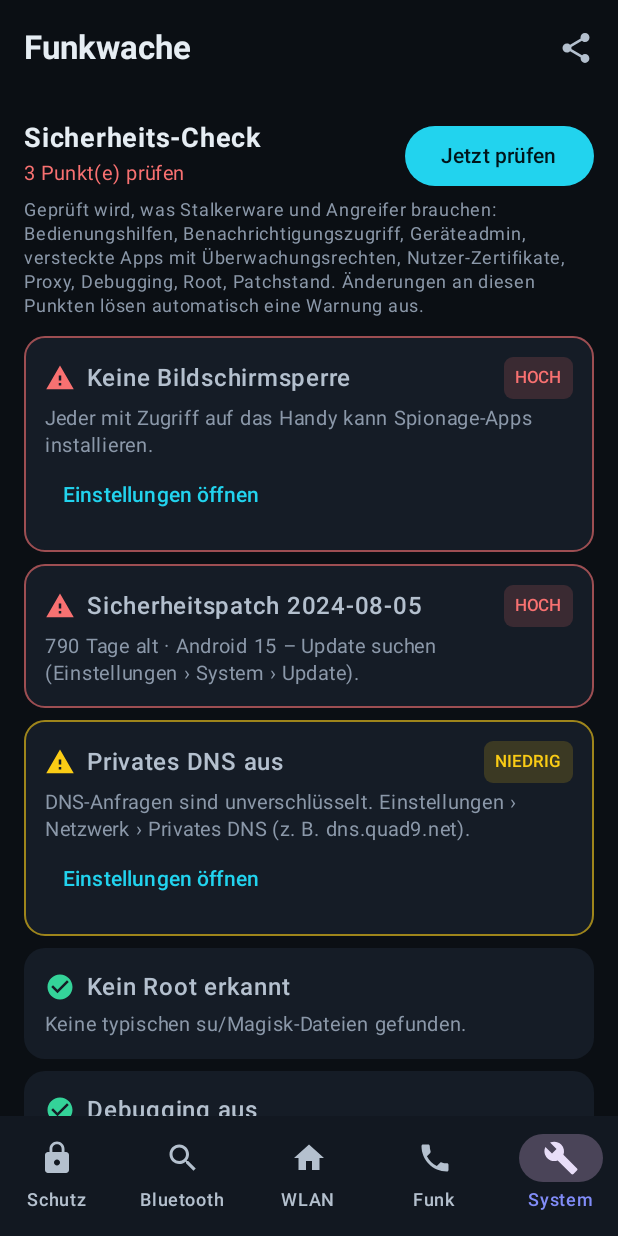
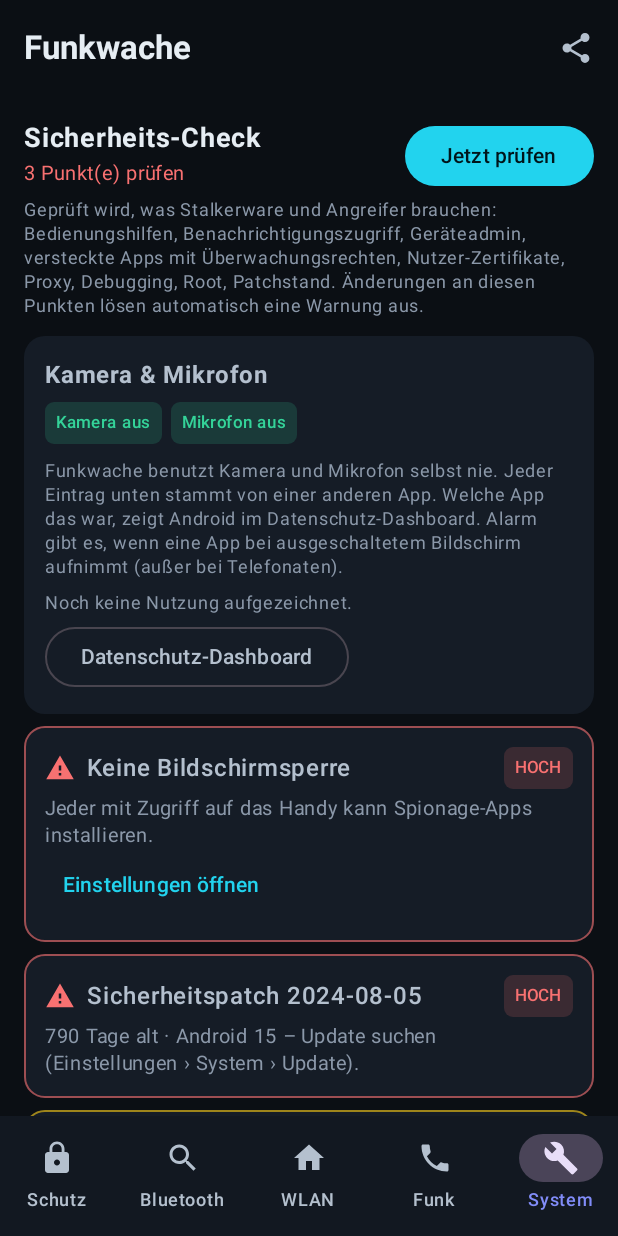
Before and after one commit to Micha8326/liqstorm-web, an Android app built with Jetpack Compose: the screen it shows after launch (MainActivity), item 5 of the bottom bar chosen, on a phone screen of 412 x 824 dp. Run offline under Robolectric (Android 15) with nearby library versions, the phone set to English and light mode, and no system bars; pictures from the network do not load; 7 statements that could not run were skipped.

Commit message:
Funkwache: camera and microphone monitor
Logs every time another app switches on a camera or the microphone
(CameraManager availability + AudioManager recording callbacks), flags use
while the screen is off (outside calls) as a high alert, lists apps allowed
to use camera/microphone in the system check, and adds the log to the report.

Co-Authored-By: Claude Opus 5.5 <noreply@anthropic.com>
Claude-Session: https://claude.ai/code/session_01LtHHpYuqsGrNCczbTrrv9C

```diff
--- a/funkwache-android/app/src/main/java/de/liqstorm/funkwache/audit/SystemAudit.kt
+++ b/funkwache-android/app/src/main/java/de/liqstorm/funkwache/audit/SystemAudit.kt
@@ -218,6 +218,8 @@ object SystemAudit {
                 pm.getInstalledPackages(PackageManager.PackageInfoFlags.of(PackageManager.GET_PERMISSIONS.toLong()))
             else @Suppress("DEPRECATION") pm.getInstalledPackages(PackageManager.GET_PERMISSIONS)
             val suspicious = ArrayList<String>()
+            val camApps = ArrayList<String>()
+            val micApps = ArrayList<String>()
             val sideloaded = ArrayList<String>()
             for (p in pkgs) {
                 val ai = p.applicationInfo ?: continue
@@ -234,6 +236,8 @@ object SystemAudit {
                 val req = p.requestedPermissions ?: continue
                 val flags = p.requestedPermissionsFlags ?: continue
                 val granted = req.indices.filter { flags[it] and PackageInfo.REQUESTED_PERMISSION_GRANTED != 0 }.map { req[it] }.toSet()
+                if (Manifest.permission.CAMERA in granted) camApps += label(p.packageName)
+                if (Manifest.permission.RECORD_AUDIO in granted) micApps += label(p.packageName)
                 val spy = spyPerms.count { it in granted }
                 val hidden = pm.getLaunchIntentForPackage(p.packageName) == null
                 if (!fromStore && ((hidden && spy >= 3) || spy >= 5)) {
@@ -246,6 +250,12 @@ object SystemAudit {
                 else AuditItem("Auffällige Apps (${suspicious.size})", suspicious.joinToString("\n") +
                     "\nMerkmale typischer Stalkerware. Prüfen und ggf. deinstallieren.", Severity.HIGH, false, Settings.ACTION_APPLICATION_SETTINGS)
             )
+            add(AuditItem("Kamera erlaubt: ${camApps.size} Apps", camApps.sorted().joinToString(", ").ifEmpty { "keine (außer System)" } +
+                "\nJede dieser Apps darf fotografieren/filmen, solange sie geöffnet ist. Unnötige Rechte entziehen.",
+                Severity.INFO, true, Settings.ACTION_PRIVACY_SETTINGS))
+            add(AuditItem("Mikrofon erlaubt: ${micApps.size} Apps", micApps.sorted().joinToString(", ").ifEmpty { "keine (außer System)" } +
+                "\nJede dieser Apps darf aufnehmen, solange sie geöffnet ist. Unnötige Rechte entziehen.",
+                Severity.INFO, true, Settings.ACTION_PRIVACY_SETTINGS))
             if (sideloaded.isNotEmpty()) add(
                 AuditItem("Apps außerhalb eines Stores: ${sideloaded.size}", sideloaded.sorted().joinToString(", "), Severity.INFO, true, Settings.ACTION_APPLICATION_SETTINGS)
             )
--- a/funkwache-android/app/src/main/java/de/liqstorm/funkwache/core/ScanEngine.kt
+++ b/funkwache-android/app/src/main/java/de/liqstorm/funkwache/core/ScanEngine.kt
@@ -7,6 +7,7 @@ import de.liqstorm.funkwache.model.Source
 import de.liqstorm.funkwache.scan.BleScanner
 import de.liqstorm.funkwache.scan.CellScanner
 import de.liqstorm.funkwache.scan.Positioning
+import de.liqstorm.funkwache.scan.PrivacyMonitor
 import de.liqstorm.funkwache.scan.WifiScanner
 import kotlinx.coroutines.CoroutineScope
 import kotlinx.coroutines.Dispatchers
@@ -75,6 +76,7 @@ object ScanEngine {
         Positioning.stop(app)
         Positioning.start(app, gps())
         WifiScanner.register(app)
+        PrivacyMonitor.start(app)
 
         // BLE: (re)start regularly – Android silently degrades long-running scans after ~30 min.
         launch {
--- /dev/null
+++ b/funkwache-android/app/src/main/java/de/liqstorm/funkwache/ui/PrivacyPanel.kt
@@ -0,0 +1,72 @@
+package de.liqstorm.funkwache.ui
+
+import android.provider.Settings
+import androidx.compose.foundation.layout.Row
+import androidx.compose.foundation.layout.Spacer
+import androidx.compose.foundation.layout.padding
+import androidx.compose.foundation.layout.width
+import androidx.compose.material3.OutlinedButton
+import androidx.compose.material3.Text
+import androidx.compose.material3.TextButton
+import androidx.compose.runtime.Composable
+import androidx.compose.runtime.collectAsState
+import androidx.compose.runtime.getValue
+import androidx.compose.ui.Alignment
+import androidx.compose.ui.Modifier
+import androidx.compose.ui.text.font.FontWeight
+import androidx.compose.ui.unit.dp
+import androidx.compose.ui.unit.sp
+import de.liqstorm.funkwache.core.ago
+import de.liqstorm.funkwache.model.Severity
+import de.liqstorm.funkwache.scan.PrivacyMonitor
+import java.text.SimpleDateFormat
+import java.util.Date
+import java.util.Locale
+
+/** Live camera/microphone usage and the log of past usage by other apps. */
+@Composable
+fun PrivacyPanel(act: MainActivity) {
+    val log by PrivacyMonitor.log.collectAsState()
+    val cam by PrivacyMonitor.cameraInUse.collectAsState()
+    val mic by PrivacyMonitor.micInUse.collectAsState()
+    val df = SimpleDateFormat("dd.MM. HH:mm:ss", Locale.GERMANY)
+    val dark = log.count { it.screenOff && !it.inCall }
+
+    Panel(border = if (dark > 0) sevColor(Severity.HIGH) else null) {
+        Text("Kamera & Mikrofon", fontWeight = FontWeight.Bold, fontSize = 16.sp)
+        Row(Modifier.padding(vertical = 6.dp), verticalAlignment = Alignment.CenterVertically) {
+            Chip(if (cam) "KAMERA AKTIV" else "Kamera aus", if (cam) sevColor(Severity.MEDIUM) else Ok)
+            Spacer(Modifier.width(6.dp))
+            Chip(if (mic) "MIKROFON AKTIV" else "Mikrofon aus", if (mic) sevColor(Severity.MEDIUM) else Ok)
+        }
+        Hint(
+            "Funkwache benutzt Kamera und Mikrofon selbst nie. Jeder Eintrag unten stammt von einer anderen App. " +
+                "Welche App das war, zeigt Android im Datenschutz-Dashboard. Alarm gibt es, wenn eine App bei " +
+                "ausgeschaltetem Bildschirm aufnimmt (außer bei Telefonaten)."
+        )
+        if (dark > 0) Text(
+            "$dark Nutzung(en) bei ausgeschaltetem Bildschirm!", color = sevColor(Severity.HIGH),
+            fontWeight = FontWeight.Bold, fontSize = 13.sp
+        )
+        if (log.isEmpty()) Hint("Noch keine Nutzung aufgezeichnet.")
+        log.take(25).forEach { u ->
+            val dur = u.end?.let { e -> "${(e - u.start) / 1000} s" } ?: "läuft gerade"
+            val color = when {
+                u.screenOff && !u.inCall -> sevColor(Severity.HIGH)
+                u.active -> sevColor(Severity.MEDIUM)
+                else -> Muted
+            }
+            Text(
+                "${df.format(Date(u.start))}  ${if (u.kind == "Kamera") "📷" else "🎙️"} ${u.detail} · $dur" +
+                    (if (u.screenOff) " · Bildschirm aus" else "") + (if (u.inCall) " · Telefonat" else ""),
+                fontSize = 12.sp, color = color, modifier = Modifier.padding(vertical = 1.dp)
+            )
+        }
+        if (log.size > 25) Hint("… und ${log.size - 25} ältere (älteste ${ago(log.last().start)})")
+        Row {
+            OutlinedButton(onClick = { act.openSettings(Settings.ACTION_PRIVACY_SETTINGS) }) { Text("Datenschutz-Dashboard") }
+            Spacer(Modifier.width(6.dp))
+            if (log.isNotEmpty()) TextButton(onClick = { PrivacyMonitor.clear() }) { Text("Leeren") }
+        }
+    }
+}
--- a/funkwache-android/app/src/main/java/de/liqstorm/funkwache/ui/SystemScreen.kt
+++ b/funkwache-android/app/src/main/java/de/liqstorm/funkwache/ui/SystemScreen.kt
@@ -73,6 +73,7 @@ fun SystemScreen(act: MainActivity) {
                 "Geräteadmin, versteckte Apps mit Überwachungsrechten, Nutzer-Zertifikate, Proxy, Debugging, Root, " +
                 "Patchstand. Änderungen an diesen Punkten lösen automatisch eine Warnung aus.")
         }
+        item { PrivacyPanel(act) }
         items(audit) { AuditCard(it, act) }
 
         item { Section("Vertraute Geräte & Netze (${trusted.size})") }
```
Also changed, not shown: funkwache-android/app/src/main/java/de/liqstorm/funkwache/core/Report.kt (+8 -0 lines), funkwache-android/app/src/main/java/de/liqstorm/funkwache/scan/PrivacyMonitor.kt (added, +197 -0 lines).
